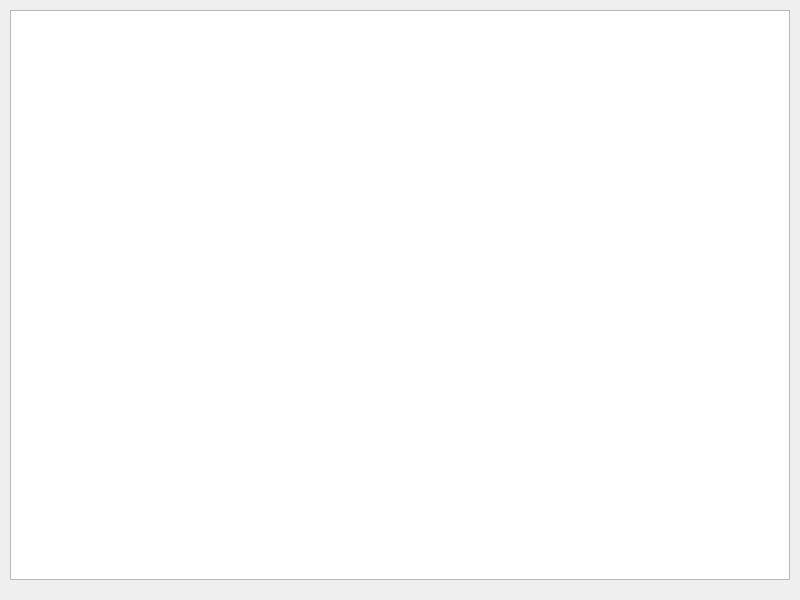
miikka0000/BusDestroyer2000-Game-with-Qt, file Game/gamewindow.ui: the form before one commit.
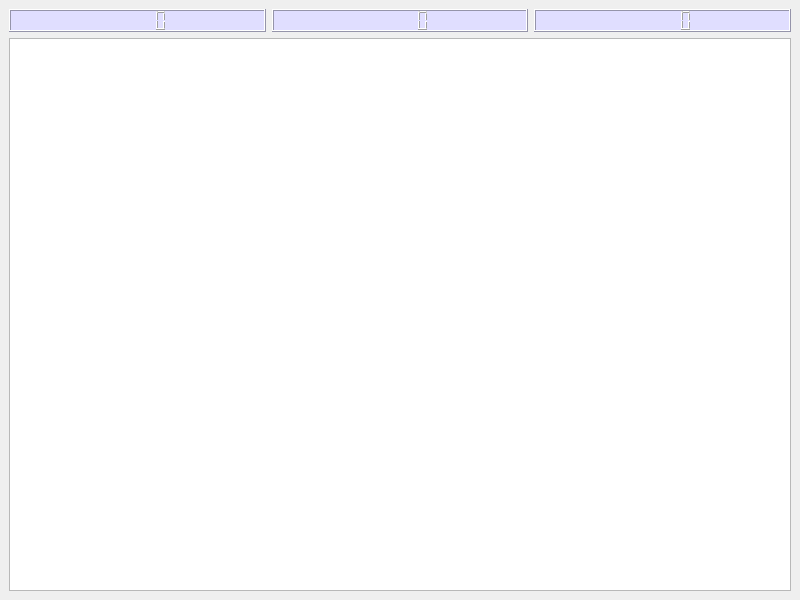
The form after the commit.

What changed in the file:
```diff
--- a/Game/gamewindow.ui
+++ b/Game/gamewindow.ui
@@ -20,26 +20,42 @@
    <property name="mouseTracking">
     <bool>false</bool>
    </property>
-   <layout class="QVBoxLayout" name="verticalLayout">
-    <property name="spacing">
-     <number>10</number>
-    </property>
-    <property name="sizeConstraint">
-     <enum>QLayout::SetDefaultConstraint</enum>
-    </property>
-    <property name="leftMargin">
-     <number>10</number>
-    </property>
-    <property name="topMargin">
-     <number>10</number>
-    </property>
-    <property name="rightMargin">
-     <number>10</number>
-    </property>
-    <property name="bottomMargin">
-     <number>20</number>
-    </property>
-    <item>
+   <layout class="QGridLayout" name="gridLayout">
+    <item row="0" column="0">
+     <layout class="QHBoxLayout" name="horizontalLayout">
+      <item>
+       <widget class="QLCDNumber" name="healthLCD">
+        <property name="styleSheet">
+         <string notr="true">background-color: rgb(224, 222, 255);</string>
+        </property>
+        <property name="smallDecimalPoint">
+         <bool>true</bool>
+        </property>
+       </widget>
+      </item>
+      <item>
+       <widget class="QLCDNumber" name="pointsLCD">
+        <property name="styleSheet">
+         <string notr="true">background-color: rgb(224, 222, 255);</string>
+        </property>
+        <property name="smallDecimalPoint">
+         <bool>true</bool>
+        </property>
+       </widget>
+      </item>
+      <item>
+       <widget class="QLCDNumber" name="clockLCD">
+        <property name="styleSheet">
+         <string notr="true">background-color: rgb(224, 222, 255);</string>
+        </property>
+        <property name="smallDecimalPoint">
+         <bool>true</bool>
+        </property>
+       </widget>
+      </item>
+     </layout>
+    </item>
+    <item row="1" column="0">
      <widget class="QGraphicsView" name="graphicsView">
       <property name="maximumSize">
        <size>
```
